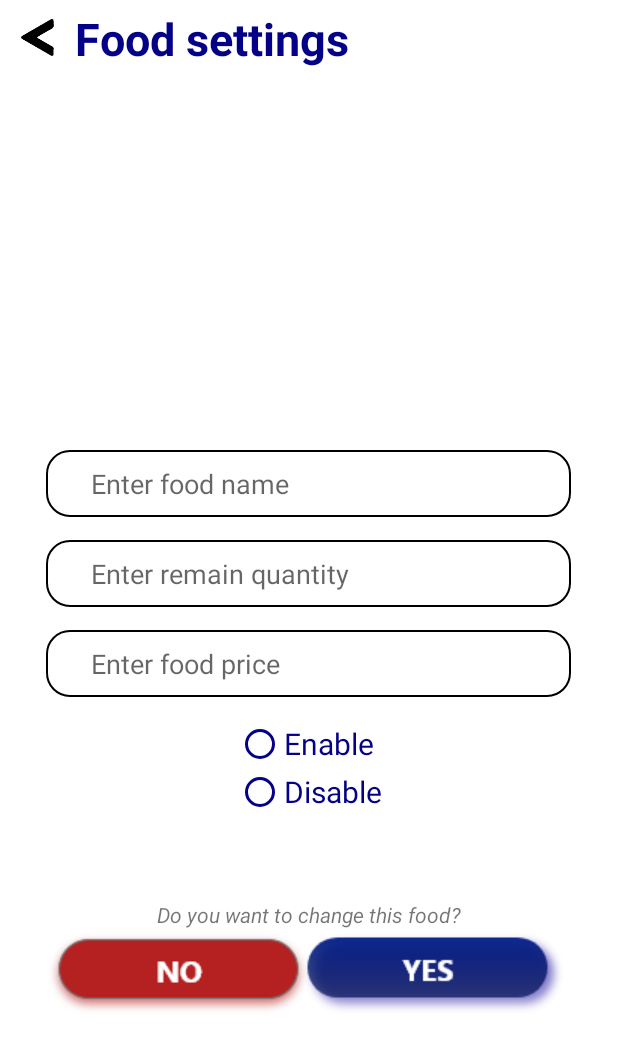
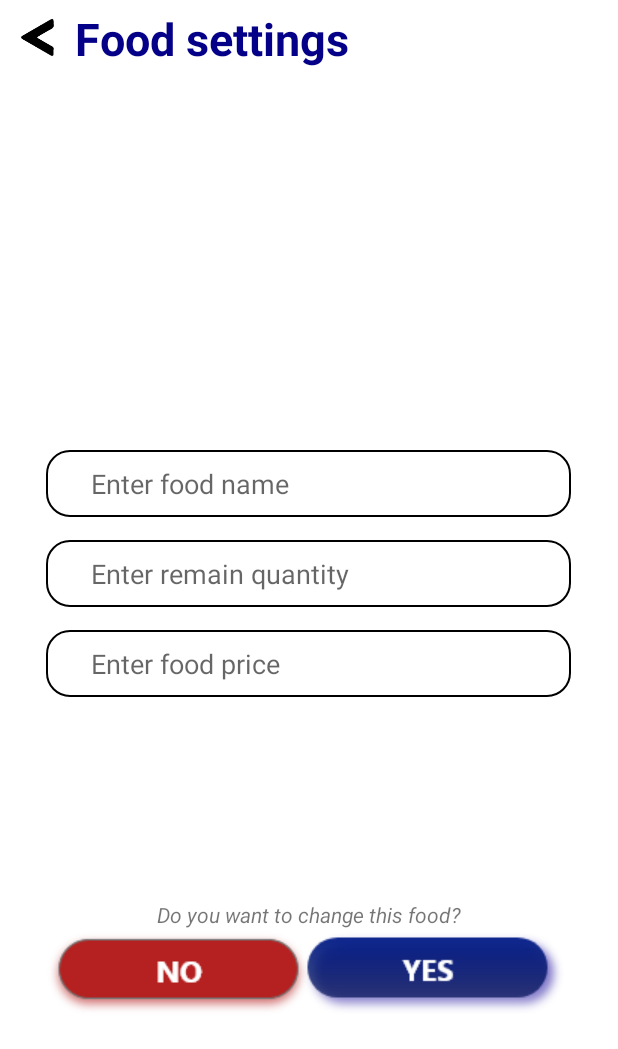
Before and after one commit to hmtam1302/DemoApp, an Android app: the DisplayFoodSetting screen opened directly, with no data from a screen before it, on a phone screen of 412 x 824 dp. Shown: the top 1049 px of the screen. Run offline under Robolectric (Android 15) with nearby library versions, the light colour scheme and no system bars; network calls fail; 4 statements that could not run were skipped.

Commit message:
fix bugs

```diff
--- a/app/src/main/java/com/example/demoapp/DisplayFoodSetting.java
+++ b/app/src/main/java/com/example/demoapp/DisplayFoodSetting.java
@@ -64,10 +64,6 @@ public class DisplayFoodSetting extends AppCompatActivity {
         priceEdt.setText(selectedFood.getPrice());
         EditText quantityEdt = (EditText) findViewById(R.id.edt_foodsettings_quantity);
         quantityEdt.setText(Integer.toString(selectedFood.getQuantity()));
-        RadioButton enableBtn = (RadioButton) findViewById(R.id.radioEnable);
-        RadioButton disableBtn = (RadioButton) findViewById(R.id.radioDisable);
-        if(selectedFood.getEnable().equals("enable")) enableBtn.setChecked(true);
-        else disableBtn.setChecked(true);
     }
 
     public int getMipmapResIdByName(String logo)  {
@@ -88,9 +84,6 @@ public class DisplayFoodSetting extends AppCompatActivity {
         EditText quantityEdt = (EditText) findViewById(R.id.edt_foodsettings_quantity);
         selectedFood.setQuantity(Integer.valueOf(quantityEdt.getText().toString()));
 
-        RadioButton enableBtn = (RadioButton) findViewById(R.id.radioEnable);
-        if (enableBtn.isChecked()) selectedFood.setEnable("enable");
-        else selectedFood.setEnable("disable");
         Intent intent = null;
         if(DisplayLogin.currentUser.getRole().equals("cook")){
             intent = new Intent(this, DisplayCook.class);
--- a/app/src/main/java/com/example/demoapp/DisplayInfomation.java
+++ b/app/src/main/java/com/example/demoapp/DisplayInfomation.java
@@ -44,7 +44,7 @@ public class DisplayInfomation extends AppCompatActivity {
     private Customer customer = null;
     private int ID = -1;
     ArrayList<Customer> cusList = new ArrayList<>();
-    String urlUpdateData = "http://172.17.19.69:8080/androidwebservice/update.php";
+    String urlUpdateData = "http://192.168.1.8:8080/androidwebservice/update.php";
 
     @RequiresApi(api = Build.VERSION_CODES.LOLLIPOP)
     @Override
@@ -70,8 +70,8 @@ public class DisplayInfomation extends AppCompatActivity {
     }
     @RequiresApi(api = Build.VERSION_CODES.LOLLIPOP)
     public void displayInfo(){
-        Transition explode = new Explode();
-        TransitionManager.go(informationScene, explode);
+        Transition slide = new Slide(Gravity.RIGHT);
+        TransitionManager.go(informationScene, slide);
 
         //Set up gender spinner
         genderSpinner = (Spinner) findViewById(R.id.genderSpinner);
--- a/app/src/main/java/com/example/demoapp/DisplayRestaurantSetting.java
+++ b/app/src/main/java/com/example/demoapp/DisplayRestaurantSetting.java
@@ -63,11 +63,6 @@ public class DisplayRestaurantSetting extends AppCompatActivity {
         EditText ratingEdt = (EditText) findViewById(R.id.edt_res_ratings);
         ratingEdt.setText(selectedRes.getRating());
 
-        RadioButton enableBtn = (RadioButton) findViewById(R.id.radioEnable);
-        RadioButton disableBtn = (RadioButton) findViewById(R.id.radioDisable);
-        //Uncommet these when add enable field for restaurant
-        //if(selectedRes.getEnable().equals("enable")) enableBtn.setChecked(true);
-        //else disableBtn.setChecked(true);
     }
 
     public int getMipmapResIdByName(String logo)  {
--- a/app/src/main/java/com/example/demoapp/DisplaySignUp.java
+++ b/app/src/main/java/com/example/demoapp/DisplaySignUp.java
@@ -44,7 +44,7 @@ public class DisplaySignUp extends AppCompatActivity {
     public static Customer customerSignUp = null;
     private Scene signupScene = null;
 
-    String urlInsertData = "http://172.17.19.69:8080/androidwebservice/customer/insert.php";
+    String urlInsertData = "http://192.168.1.8:8080/androidwebservice/customer/insert.php";
     public static ArrayList<Customer> cusList = MainActivity.cusList;
     public static ArrayList<Restaurant> resList = MainActivity.resList;
     public static ArrayList<Food> foodList = MainActivity.foodList;
--- a/app/src/main/res/layout/food_setting.xml
+++ b/app/src/main/res/layout/food_setting.xml
@@ -83,26 +83,7 @@
                 android:layout_width="wrap_content"
                 android:layout_height="wrap_content"
                 android:layout_centerHorizontal="true"
-                android:layout_marginTop="180dp">
-
-                <RadioButton
-                    android:id="@+id/radioEnable"
-                    android:layout_width="wrap_content"
-                    android:layout_height="wrap_content"
-                    android:text="Enable"
-                    android:buttonTint="#040087"
-                    android:textColor="#040087"
-                    android:textSize="20sp" />
-
-                <RadioButton
-                    android:id="@+id/radioDisable"
-                    android:layout_width="wrap_content"
-                    android:layout_height="wrap_content"
-                    android:buttonTint="#040087"
-                    android:text="Disable"
-                    android:textSize="20sp"
-                    android:textColor="#040087"/>
-            </RadioGroup>
+                android:layout_marginTop="180dp"/>
 
             <RelativeLayout
                 android:layout_width="match_parent"
```
Also changed, not shown: app/src/main/java/com/example/demoapp/DisplayCook.java (+17 -10 lines), app/src/main/java/com/example/demoapp/MainActivity.java (+4 -4 lines), app/src/main/res/layout/setting.xml (+3 -11 lines), app/src/main/res/layout/setting_manager.xml (+3 -11 lines).
